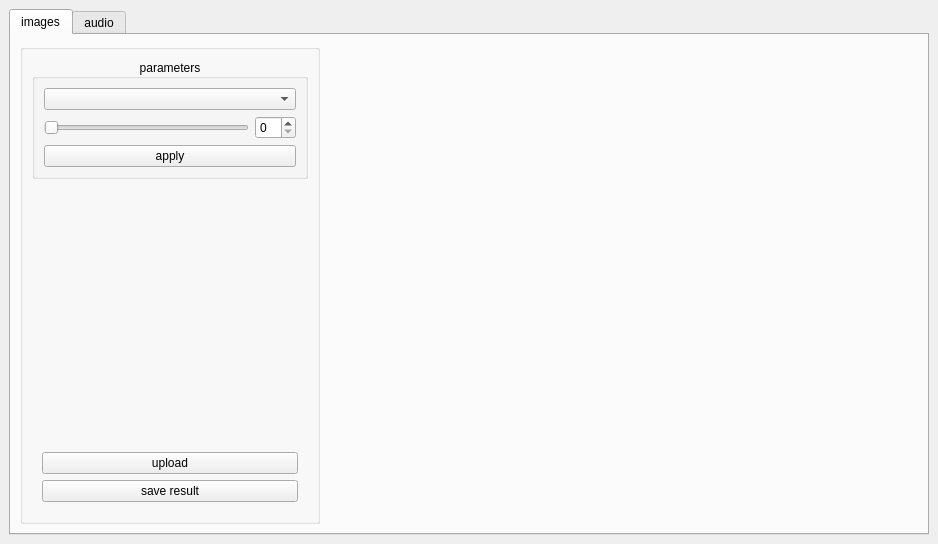
Above: FFT-processing/mainwindow.ui from 5arcoramphu5/image-and-audio-processing-with-FFT before the change. Below: the same form after it.
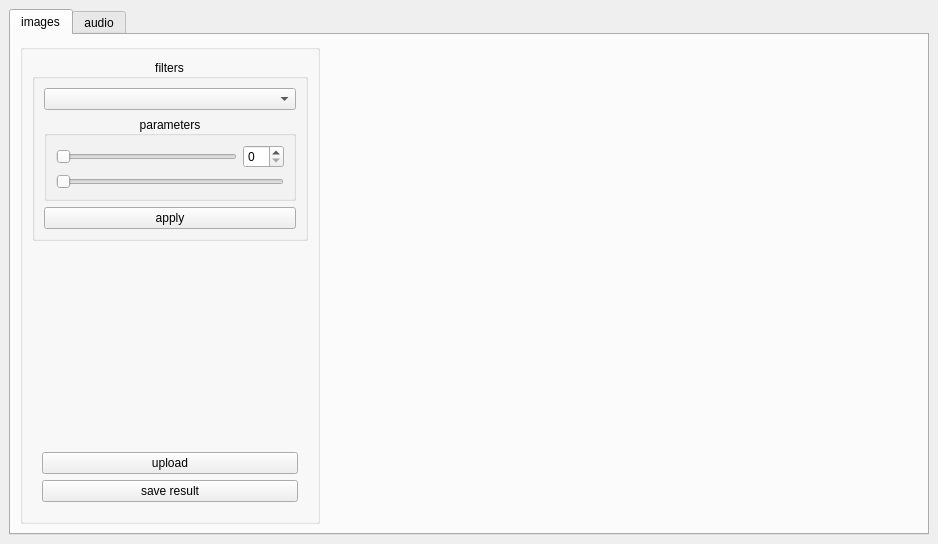
That is the form after the change. Icons and pictures are not drawn.

Commit message: choosing filters from dropdown and showing parameters inputs

Diff of the .ui file:
```diff
--- a/FFT-processing/mainwindow.ui
+++ b/FFT-processing/mainwindow.ui
@@ -77,9 +77,9 @@
           </property>
           <layout class="QVBoxLayout" name="verticalLayout_3">
            <item>
-            <widget class="QGroupBox" name="parameters_group">
+            <widget class="QGroupBox" name="filters_group">
              <property name="sizePolicy">
-              <sizepolicy hsizetype="Expanding" vsizetype="Preferred">
+              <sizepolicy hsizetype="Expanding" vsizetype="Expanding">
                <horstretch>0</horstretch>
                <verstretch>0</verstretch>
               </sizepolicy>
@@ -91,7 +91,7 @@
               </size>
              </property>
              <property name="title">
-              <string>parameters</string>
+              <string>filters</string>
              </property>
              <property name="alignment">
               <set>Qt::AlignCenter</set>
@@ -114,6 +114,23 @@
                </widget>
               </item>
               <item>
+               <widget class="QGroupBox" name="parameters_group">
+                <property name="sizePolicy">
+                 <sizepolicy hsizetype="Expanding" vsizetype="Preferred">
+                  <horstretch>0</horstretch>
+                  <verstretch>0</verstretch>
+                 </sizepolicy>
+                </property>
+                <property name="title">
+                 <string>parameters</string>
+                </property>
+                <property name="alignment">
+                 <set>Qt::AlignCenter</set>
+                </property>
+                <layout class="QVBoxLayout" name="parameters_group_layout">
+                 <item>
+                  <layout class="QVBoxLayout" name="parameters_layout">
+                   <item>
                <layout class="QHBoxLayout" name="spinbox_with_slider">
                 <item>
                  <widget class="QSlider" name="slider">
@@ -131,6 +148,18 @@
                </layout>
               </item>
               <item>
+                    <widget class="QSlider" name="horizontalSlider">
+                     <property name="orientation">
+                      <enum>Qt::Horizontal</enum>
+                     </property>
+                    </widget>
+                   </item>
+                  </layout>
+                 </item>
+                </layout>
+               </widget>
+              </item>
+              <item>
                <widget class="QPushButton" name="applyButton">
                 <property name="sizePolicy">
                  <sizepolicy hsizetype="Minimum" vsizetype="Fixed">
```
Left out of the diff: 52 changed lines with no effect on the pictures. Lines whose indentation alone changed are shown as unchanged. The commit also changes 9 other files.
